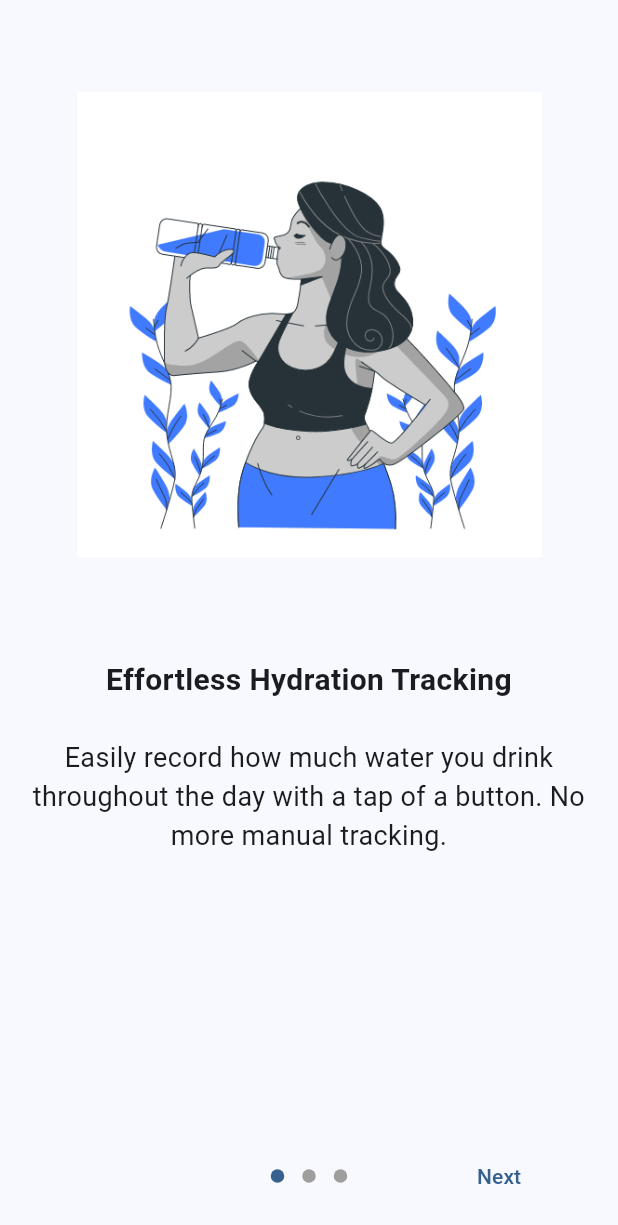
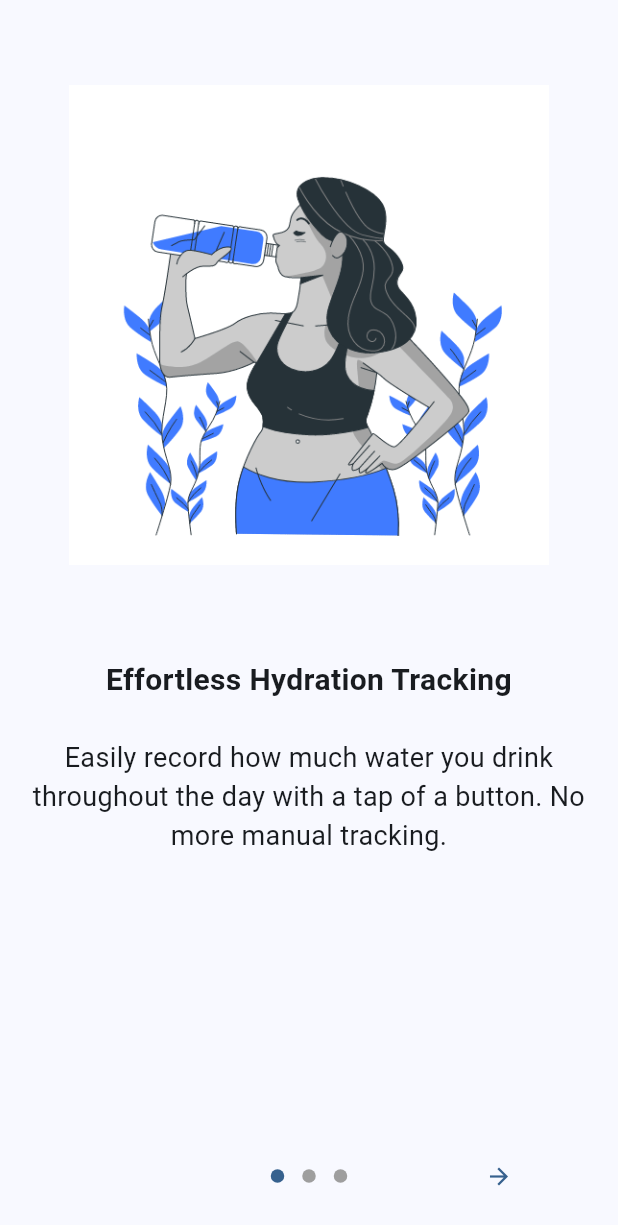
Before and after one commit to kwesinavilot/nsuo_nom, a Flutter app: the screen it shows after launch, on a phone screen of 412 x 824 dp. Shown: the top 1225 px of the screen. Run offline on Flutter 3.47's test engine with Material 3 defaults, Android fonts, the phone set to English and light mode, and no system bars; drawn by our look-alikes of introduction_screen.

Commit message:
Replaced 'Next' text with a Forward Arrow icon

```diff
--- a/lib/screens/value_props_screen.dart
+++ b/lib/screens/value_props_screen.dart
@@ -16,13 +16,11 @@ class ValueProps extends StatelessWidget {
               title: "Effortless Hydration Tracking",
               body:
                   "Easily record how much water you drink throughout the day with a tap of a button. No more manual tracking.",
-              image: const Center(
-                child: Image(
+              image: const Image(
                   image: AssetImage('assets/woman_drinking.gif'),
                   fit: BoxFit.contain,
-                  height: 310,
-                  width: 310,
-                ),
+                  height: 320,
+                  width: 320,
               ),
               decoration: const PageDecoration(
                 imageAlignment: Alignment.center,
@@ -48,7 +46,7 @@ class ValueProps extends StatelessWidget {
           showSkipButton: false,
           showNextButton: true,
           done: const Text("Done"),
-          next: const Text("Next"),
+          next: const Icon(Icons.arrow_forward),
           onDone: () {
             // On button pressed
           },
```
